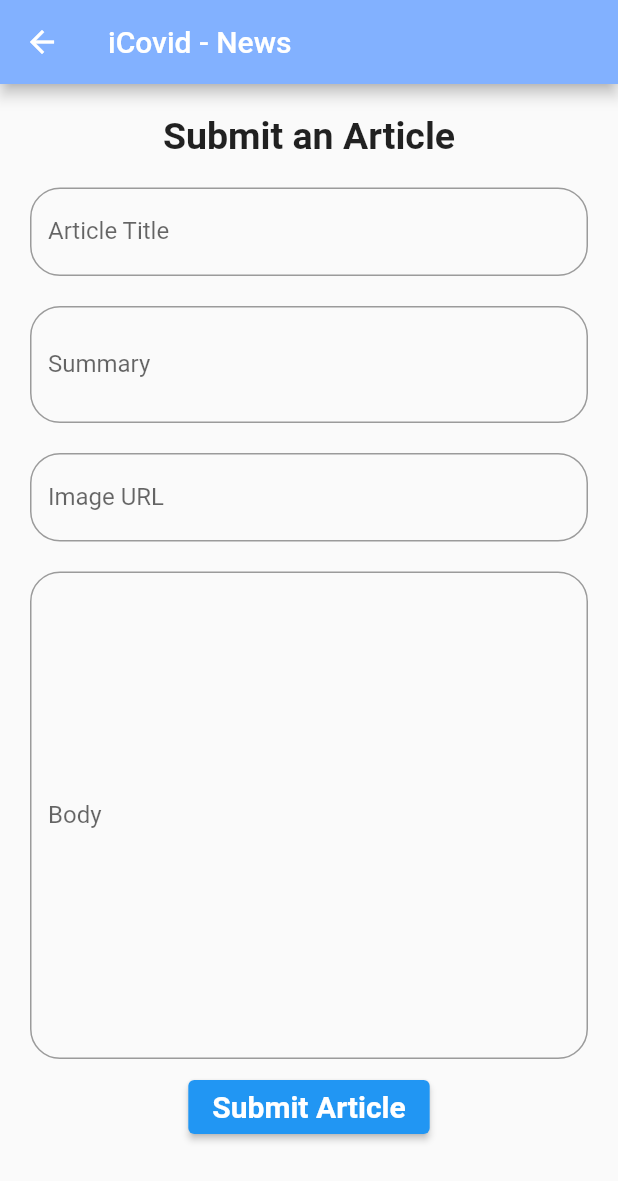
After one commit to stevennovaryo/icovid_app, a Flutter app: the Home screen opened directly, after a tap on "Submit an Article", on a phone screen of 412 x 824 dp. The commit adds this screen. Shown: the top 1181 px of the screen. Run offline on Flutter 3.47's test engine with Material 2 defaults, Android fonts, the phone set to English and light mode, and no system bars; network calls fail.

Commit message:
news and home

```diff
--- a/lib/modules/home/screen/home.dart
+++ b/lib/modules/home/screen/home.dart
@@ -10,6 +10,7 @@ import 'package:icovid_app/modules/home/screen/form.dart';
 import 'package:icovid_app/modules/home/screen/formulir.dart';
 import 'package:icovid_app/modules/home/screen/feedbacklist.dart'; // EXAMPLE OF IMPORTING AUTH LIBRARY
 import 'package:icovid_app/modules/auth/services/services.dart';
+import 'package:icovid_app/modules/news/home.dart';
 
 class MyHomePage extends StatefulWidget {
   const MyHomePage({Key? key}) : super(key: key);
@@ -22,57 +23,7 @@ class _MyHomePageState extends State<MyHomePage> {
   int _counter = 0;
 
   @override
-  // Widget build(BuildContext context) {
-  //   return Scaffold(
-  //     appBar: AppBar(
-  //       title: Text("Welcome ${networkService.username}"),
-  //     ),
-  //     body: Center(
-  //       child: Column(
-  //         mainAxisAlignment: MainAxisAlignment.center,
-  //         children: <Widget>[
-  //           const Text(
-  //             'You have pushed the button this many times:',
-  //           ),
-  //           Text(
-  //             '$_counter',
-  //             style: Theme.of(context).textTheme.headline4,
-  //           ),
-  //           const LogoutButton(),
-  //           TextButton(
-  //                 style: ButtonStyle(
-  //                   foregroundColor:
-  //                       MaterialStateProperty.all<Color>(Colors.blue),
-  //                 ),
-  //                 onPressed: () {
-  //                   Navigator.push(context,
-  //                       MaterialPageRoute(builder: (context) {
-  //                     return MyApp() ;
-  //                   }));
-  //                 },
-  //                 child: Text('Leave Us Feedback'),
-  //               ),
-  //           TextButton(
-  //                 style: ButtonStyle(
-  //                   foregroundColor:
-  //                       MaterialStateProperty.all<Color>(Colors.blue),
-  //                 ),
-  //                 onPressed: () {
-  //                   Navigator.push(context,
-  //                       MaterialPageRoute(builder: (context) {
-  //                     return MyFeedbackPage();
-  //                   }));
-  //                 },
-  //                 child: Text('See feedbacks'),
-  //               )
-  //         ],
-  //       ),
-  //     ),
 
-
-  //      // This trailing comma makes auto-formatting nicer for build methods.
-  //   );
-  // }
   Widget build(BuildContext context) {
     return MaterialApp(
         home: Scaffold(
@@ -106,9 +57,19 @@ class _MyHomePageState extends State<MyHomePage> {
                   Container(
                       margin: const EdgeInsets.only(top: 30.0, bottom: 15.0),
                       child: Center(
-                          child: Text("Look for latest news",
-                              style: TextStyle(
-                                  fontWeight: FontWeight.bold, fontSize: 14)))),
+                          child: TextButton(
+                  style: ButtonStyle(
+                    foregroundColor:
+                        MaterialStateProperty.all<Color>(Colors.blue),
+                  ),
+                  onPressed: () {
+                    Navigator.push(context,
+                        MaterialPageRoute(builder: (context) {
+                      return Home() ;
+                    }));
+                  },
+                  child: Text('Look for latest news'),
+                ),)),
                   Column(
                       mainAxisAlignment: MainAxisAlignment.spaceEvenly,
                       children: <Widget>[
--- /dev/null
+++ b/lib/modules/news/home.dart
@@ -0,0 +1,199 @@
+import 'package:flutter/material.dart';
+import 'input_article.dart';
+import 'view_article.dart';
+import 'dart:async';
+import 'package:http/http.dart' as http;
+import 'dart:convert';
+
+class Home extends StatefulWidget {
+  const Home();
+
+  @override
+  State<Home> createState() => HomeState();
+
+}
+
+class HomeState extends State<Home> {
+
+  Future<List<Article>> getArticles() async {
+
+    var data = await http.get(Uri.parse('https://icovid-id.herokuapp.com/news/get-article'));
+
+    var jsonData = json.decode(data.body);
+
+    List<Article> articles = [];
+
+    for(var i in jsonData){
+
+      Article article = Article(i["title"], i["summary"], i["body"], i["postDate"], i["imageURL"]);
+
+      articles.add(article);
+
+    }
+
+    return List.from(articles.reversed);
+
+  }
+
+  @override
+  Widget build(BuildContext context) {
+
+    return Scaffold(
+        appBar: AppBar(
+          title: const Text('iCovid - News'),
+          backgroundColor: Colors.blueAccent[100],
+        ),
+        body: Container(
+          margin: const EdgeInsets.fromLTRB(30, 0, 30, 0),
+          child: ListView(
+            children: [
+              Container(
+                margin: const EdgeInsets.fromLTRB(70, 20, 70, 0),
+                child: ElevatedButton(
+                  onPressed: () {
+                    Navigator.push(context, MaterialPageRoute(builder: (context) => const InputArticle()));
+                  },
+                  child: const Text(
+                      "Submit an Article",
+                      style: TextStyle(
+                        fontSize: 20,
+                        fontWeight: FontWeight.bold
+                      ),
+                    ),
+                ),
+              ),
+              const Padding(
+                padding: EdgeInsets.fromLTRB(8, 16, 8, 8),
+                child: Text(
+                  'Latest Post',
+                  style: TextStyle(
+                    fontSize: 25,
+                    fontWeight: FontWeight.bold
+                  )
+                ),
+              ),
+              FutureBuilder(
+                future: getArticles(),
+                builder: (BuildContext context, AsyncSnapshot snapshot) {
+                  if (!snapshot.hasData) {
+                    return const Center(child: CircularProgressIndicator());
+                  }
+                  else {
+                    return ListView.builder(
+                      physics: const NeverScrollableScrollPhysics(),
+                      scrollDirection: Axis.vertical,
+                      shrinkWrap: true,
+                      itemCount  : 1,
+                      itemBuilder: (BuildContext context, int index) {
+                        return buildCard(snapshot.data[index].title, snapshot.data[index].summary, snapshot.data[index].body, snapshot.data[index].postDate, snapshot.data[index].imageURL);
+                      },
+                    );
+                  }
+                },
+              ),
+              const Padding(padding: EdgeInsets.all(30.0)),
+              const Padding(
+                padding: EdgeInsets.all(8.0),
+                child: Text(
+                  'All Posts',
+                  style: TextStyle(
+                    fontSize: 25,
+                    fontWeight: FontWeight.bold
+                  )
+                ),
+              ),
+              FutureBuilder(
+                future: getArticles(),
+                builder: (BuildContext context, AsyncSnapshot snapshot) {
+                  if (!snapshot.hasData) {
+                    return const Center(child: CircularProgressIndicator());
+                  }
+                  else {
+                    return ListView.builder(
+                      physics: const NeverScrollableScrollPhysics(),
+                      scrollDirection: Axis.vertical,
+                      shrinkWrap: true,
+                      itemCount  : snapshot.data.length,
+                      itemBuilder: (BuildContext context, int index) {
+                        return buildCard(snapshot.data[index].title, snapshot.data[index].summary, snapshot.data[index].body, snapshot.data[index].postDate, snapshot.data[index].imageURL);
+                      },
+                    );
+                  }
+                },
+              ),
+              const Padding(
+                padding: EdgeInsets.fromLTRB(16, 16, 16, 16),
+                child: Text(
+                  'No more posts to show',
+                  style: TextStyle(
+                    fontSize: 15,
+                    color: Colors.grey
+                  ),
+                  textAlign: TextAlign.center,
+                ),
+              )
+            ],
+          ),
+        ),
+      );
+  }
+
+  Card buildCard(String title, String summary, String body, String date, String imageURL) {
+    return Card(
+      elevation: 4.0,
+      child: Column(
+        children: [
+          SizedBox(
+            height: 200.0,
+            child: Ink.image(
+              image: NetworkImage(imageURL),
+              fit: BoxFit.cover,
+            ),
+          ),
+          ListTile(
+            title: Text(
+              title,
+              style: const TextStyle(
+                fontSize: 25,
+                fontWeight: FontWeight.bold
+              ),
+            ),
+            subtitle: Text(date),
+          ),
+          Container(
+              padding: const EdgeInsets.fromLTRB(16, 0, 16, 0),
+              alignment: Alignment.centerLeft,
+              child: Text(summary),
+          ),
+          ButtonBar(
+            children: [
+              TextButton(
+                  child: const Text('Read more'),
+                  onPressed: () {
+                    Navigator.push(context, MaterialPageRoute(builder: (context) => ViewArticle(title: title, summary: summary, body: body, postDate: date, imageURL: imageURL)));
+                  },
+                ),
+            ],
+          )
+        ],
+      ),
+    );
+  }
+}
+
+class Article {
+  final String title ;
+  final String summary ;
+  final String body ;
+  final String postDate ;
+  final String imageURL ;
+
+  Article(this.title, this.summary, this.body, this.postDate, this.imageURL);
+
+  Article.fromJson(Map<String, dynamic> json)
+    : title = json['title'],
+      summary = json['summary'],
+      body = json['body'],
+      postDate = json['postDate'],
+      imageURL = json['imageURL'];
+}
--- /dev/null
+++ b/lib/modules/news/input_article.dart
@@ -0,0 +1,135 @@
+import 'dart:convert';
+
+import 'package:flutter/material.dart';
+import 'package:http/http.dart' as http;
+
+class InputArticle extends StatefulWidget {
+  const InputArticle({Key? key}) : super(key: key);
+
+  @override
+  State<InputArticle> createState() => _InputArticleState();
+}
+
+class _InputArticleState extends State<InputArticle> {
+
+  TextEditingController controllerTitle = TextEditingController();
+  TextEditingController controllerSummary = TextEditingController();
+  TextEditingController controllerBody = TextEditingController();
+  TextEditingController controllerImageURL = TextEditingController();
+
+  @override
+  Widget build(BuildContext context) {
+    return Scaffold(
+        appBar: AppBar(
+          title: const Text('iCovid - News'),
+          backgroundColor: Colors.blueAccent[100],
+        ),
+        body: ListView(
+          children: [
+            Container(
+              padding: const EdgeInsets.all(20.0),
+              child: Column(
+                children: [
+                  const Text(
+                    "Submit an Article",
+                    style: TextStyle(
+                      fontSize: 25,
+                      fontWeight: FontWeight.bold
+                    ),
+                  ),
+
+                  const Padding(padding: EdgeInsets.only(top: 20.0)),
+
+                  TextField(
+                    controller: controllerTitle,
+                    decoration: InputDecoration(
+                      labelText: "Article Title",
+                      border: OutlineInputBorder(
+                        borderRadius: BorderRadius.circular(20.0)
+                      )
+                    ),
+                  ),
+
+                  const Padding(padding: EdgeInsets.only(top: 20.0)),
+
+                  TextField(
+                    controller: controllerSummary,
+                    maxLines: 2,
+                    decoration: InputDecoration(
+                      labelText: "Summary",
+                      border: OutlineInputBorder(
+                        borderRadius: BorderRadius.circular(20.0)
+                      )
+                    ),
+                  ),
+
+                  const Padding(padding: EdgeInsets.only(top: 20.0)),
+
+                  TextField(
+                    controller: controllerImageURL,
+                    decoration: InputDecoration(
+                      labelText: "Image URL",
+                      border: OutlineInputBorder(
+                        borderRadius: BorderRadius.circular(20.0)
+                      )
+                    ),
+                  ),
+
+                  const Padding(padding: EdgeInsets.only(top: 20.0)),
+
+                  TextField(
+                    controller: controllerBody,
+                    maxLines: 15,
+                    decoration: InputDecoration(
+                      labelText: "Body",
+                      border: OutlineInputBorder(
+                        borderRadius: BorderRadius.circular(20.0)
+                      )
+                    ),
+                  ),
+
+                  const Padding(padding: EdgeInsets.only(top: 8.0)),
+
+                  ElevatedButton(
+                    child: const Text(
+                      "Submit Article",
+                      style: TextStyle(
+                        fontSize: 20,
+                        fontWeight: FontWeight.bold
+                      ),
+                    ),
+                    onPressed: () async {
+                      await http.post (
+                        Uri.parse('https://icovid-id.herokuapp.com/news/post-flutter'),
+                        headers: <String, String> {"Content-Type": "application/json;charset=UTF-8"},
+                        body: jsonEncode(<String, String> {
+                            'title': controllerTitle.text,
+                            'postDate': DateTime.now().toString().substring(0, 10),
+                            'articleImage': controllerImageURL.text,
+                            'body': controllerBody.text,
+                            'summary': controllerSummary.text
+                          }
+                        )
+                      );
+                      showDialog(
+                        context: context,
+                        builder: (BuildContext context) => AlertDialog(
+                          title: const Text('Article Submited!', textAlign: TextAlign.center),
+                          actions: <Widget>[
+                            TextButton(
+                              onPressed: () => Navigator.pop(context, 'OK'),
+                              child: const Text('OK'),
+                            ),
+                          ],
+                        ),
+                      );
+                    }
+                  )
+                ],
+              ),
+            ),
+          ],
+        )
+      );
+  }
+}
--- /dev/null
+++ b/lib/modules/news/view_article.dart
@@ -0,0 +1,53 @@
+import 'package:flutter/material.dart';
+
+class ViewArticle extends StatelessWidget {
+  final String title;
+  final String summary;
+  final String body;
+  final String postDate;
+  final String imageURL;
+  const ViewArticle({Key? key, required this.title, required this.summary, required this.body, required this.postDate, required this.imageURL}) : super(key: key);
+
+  @override
+  Widget build(BuildContext context) {
+    return Scaffold(
+        appBar: AppBar(
+          title: const Text('iCovid - News'),
+          backgroundColor: Colors.blueAccent[100],
+        ),
+        body: ListView(
+          children: [
+            SizedBox(
+              height: 250.0,
+              child: Ink.image(
+                image: NetworkImage(imageURL),
+                fit: BoxFit.fill,
+              ),
+            ),
+            Container(
+                padding: const EdgeInsets.fromLTRB(0, 10, 0, 0),
+                alignment: Alignment.centerLeft,
+            ),
+            ListTile(
+              title: Text(
+                title,
+                style: const TextStyle(
+                  fontSize: 30,
+                  fontWeight: FontWeight.bold
+                ),
+              ),
+              subtitle: Text(postDate),
+            ),
+            Container(
+                padding: const EdgeInsets.fromLTRB(16, 0, 16, 30),
+                alignment: Alignment.centerLeft,
+                child: Text(body, textAlign: TextAlign.justify),
+            ),
+
+          ]
+        )
+      );
+  }
+
+
+}
```
Also changed, not shown: assets/lab_6/assets/jumlah.jpg (deleted), assets/lab_6/assets/stop.jpg (deleted), assets/lab_6/assets/virus.jpg (deleted), assets/logo.png (added), lib/modules/news/assets/logo.png (added), pubspec.lock.
